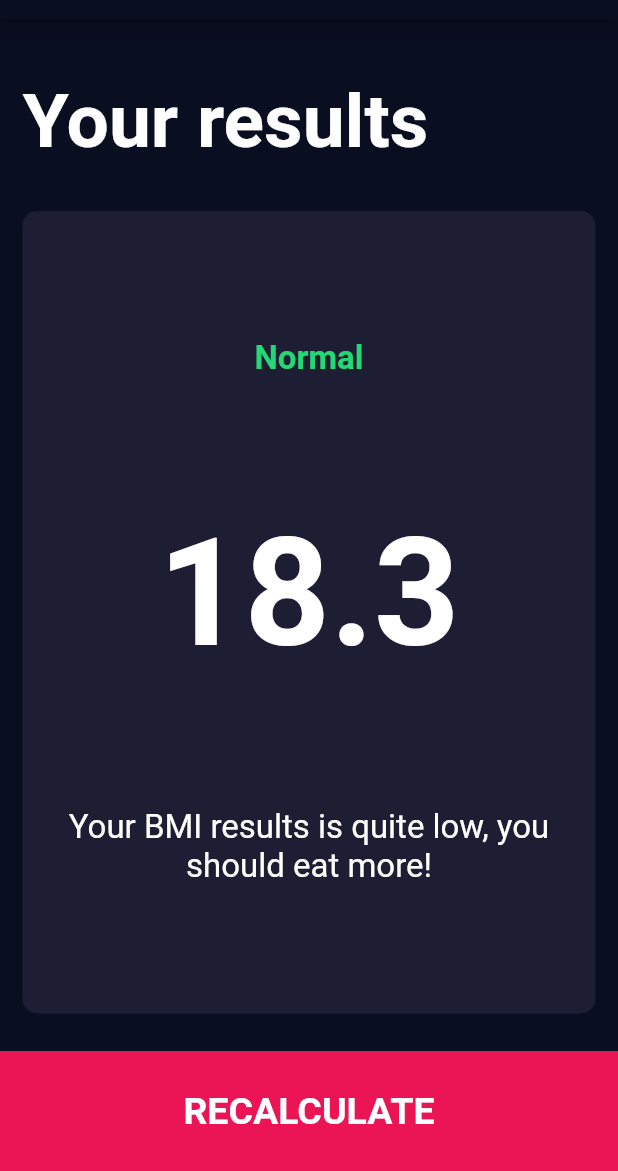
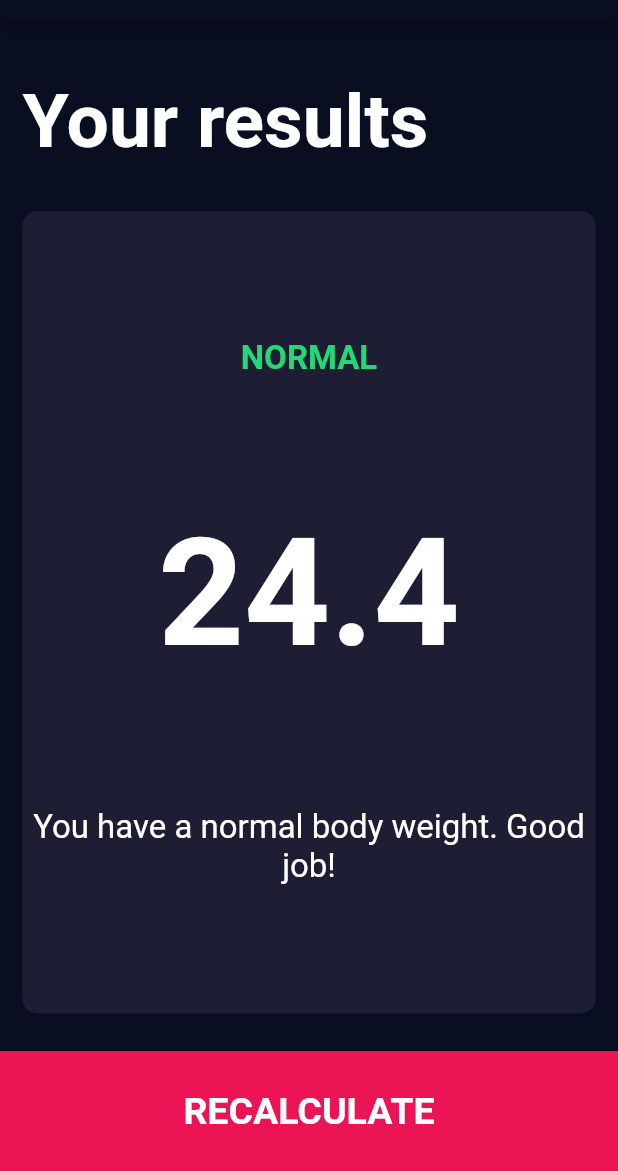
Before and after one commit to josenaves/BMI_Calculator, a Flutter app: the screen it shows after launch, after a tap on "CALCULATE", on a phone screen of 412 x 824 dp, the part 65-1236 px from its top. Run offline on Flutter 3.47's test engine with Material 2 defaults, Android fonts, the phone set to English and light mode, and no system bars; our stand-ins replace font_awesome_flutter.

```diff
--- /dev/null
+++ b/lib/calculator_brain.dart
@@ -0,0 +1,35 @@
+import 'dart:math';
+
+class CalculatorBrain {
+  final int height;
+  final int weight;
+
+  double _bmi;
+
+  CalculatorBrain(this.height, this.weight);
+
+  String calculateBMI() {
+    _bmi = weight / pow(height / 100, 2);
+    return _bmi.toStringAsFixed(1);
+  }
+
+  String getResults() {
+    if (_bmi >= 25) {
+      return 'Overweight';
+    } else if (_bmi > 18.5) {
+      return 'Normal';
+    } else {
+      return 'Underweight';
+    }
+  }
+
+  String getInterpretation() {
+    if (_bmi >= 25) {
+      return 'You have a higher than normal body weight. Try to exercise more.';
+    } else if (_bmi > 18.5) {
+      return 'You have a normal body weight. Good job!';
+    } else {
+      return 'You have a lower than normal body weight. You can eat a bit more.';
+    }
+  }
+}
--- a/lib/screens/input_page.dart
+++ b/lib/screens/input_page.dart
@@ -1,3 +1,5 @@
+import 'package:bmi_calculator/calculator_brain.dart';
+import 'package:bmi_calculator/screens/results_page.dart';
 import 'package:flutter/material.dart';
 import 'package:font_awesome_flutter/font_awesome_flutter.dart';
 
@@ -206,7 +208,20 @@ class _InputPageState extends State<InputPage> {
           ),
           BottomButton(
             buttonTitle: 'CALCULATE',
-            onTap: () => Navigator.pushNamed(context, '/results'),
+            onTap: () {
+              CalculatorBrain calc = CalculatorBrain(height, weight);
+
+              Navigator.push(
+                context,
+                MaterialPageRoute(
+                  builder: (context) => ResultsPage(
+                    bmiResult: calc.calculateBMI(),
+                    resultText: calc.getResults(),
+                    interpretation: calc.getInterpretation(),
+                  ),
+                ),
+              );
+            },
           )
         ],
       ),
--- a/lib/screens/results_page.dart
+++ b/lib/screens/results_page.dart
@@ -5,6 +5,14 @@ import '../components/reusable_card.dart';
 import '../components/bottom_button.dart';
 
 class ResultsPage extends StatelessWidget {
+  final String bmiResult;
+  final String resultText;
+  final String interpretation;
+
+  const ResultsPage(
+      {@required this.bmiResult,
+      @required this.resultText,
+      @required this.interpretation});
   @override
   Widget build(BuildContext context) {
     return Scaffold(
@@ -34,15 +42,15 @@ class ResultsPage extends StatelessWidget {
                 crossAxisAlignment: CrossAxisAlignment.center,
                 children: [
                   Text(
-                    'Normal',
+                    resultText.toUpperCase(),
                     style: resultTextStyle,
                   ),
                   Text(
-                    '18.3',
+                    bmiResult,
                     style: bmiTextStyle,
                   ),
                   Text(
-                    'Your BMI results is quite low, you should eat more!',
+                    interpretation,
                     style: bodyTextStyle,
                     textAlign: TextAlign.center,
                   ),
```
